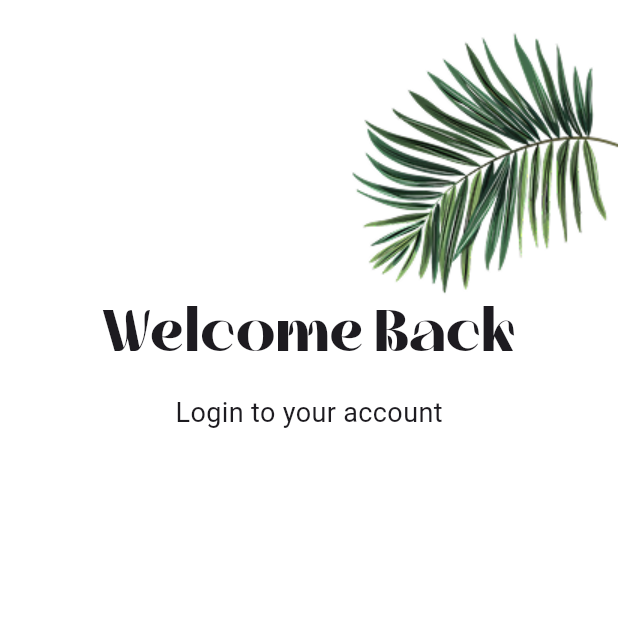
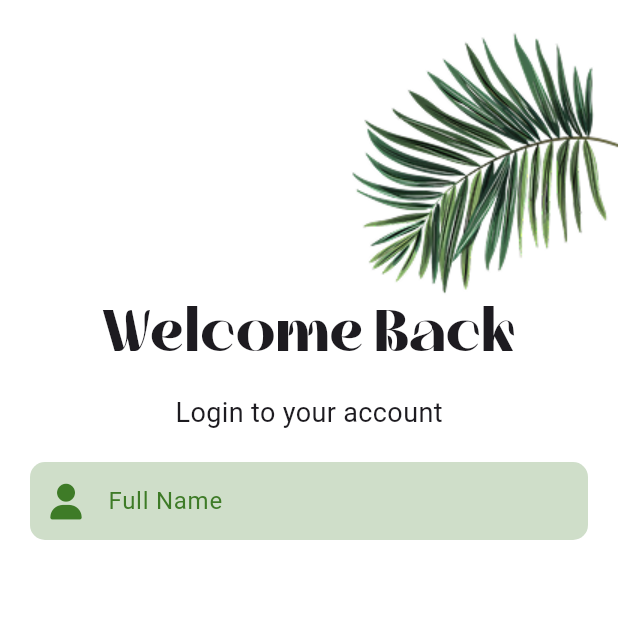
Before and after one commit to EsAm1973/Mazraaty, a Flutter app: the screen it shows after launch, on a phone screen of 412 x 824 dp, the top half of it. Run offline on Flutter 3.47's test engine with Material 3 defaults, Android fonts, the light colour scheme and no system bars; our stand-ins replace font_awesome_flutter, go_router, google_fonts, image_picker; Roboto replaces fonts that are missing (Inder).

Commit message:
create name textfeild in login

```diff
--- /dev/null
+++ b/lib/Core/widgets/custom_textfeild.dart
@@ -0,0 +1,63 @@
+import 'package:flutter/material.dart';
+import 'package:mazraaty/Core/utils/styles.dart';
+import 'package:mazraaty/constants.dart';
+
+class CustomTextField extends StatelessWidget {
+  final TextEditingController? controller;
+  final String? hintText;
+  final bool obscureText;
+  final TextInputType? keyboardType;
+  final Function(String)? onChanged;
+  final String? Function(String?)? validator;
+  final Widget? suffixIcon;
+  final Widget? preffixIcon;
+
+  const CustomTextField({
+    super.key,
+    this.controller,
+    this.hintText,
+    this.obscureText = false,
+    this.keyboardType,
+    this.onChanged,
+    this.validator,
+    this.suffixIcon,
+    this.preffixIcon,
+  });
+
+  @override
+  Widget build(BuildContext context) {
+    return TextFormField(
+      controller: controller,
+      obscureText: obscureText,
+      keyboardType: keyboardType,
+      onChanged: onChanged,
+      validator: validator,
+      decoration: InputDecoration(
+        filled: true,
+        fillColor: kMainColor.withOpacity(0.25),
+        hintText: hintText,
+        hintStyle: Styles.textStyle16.copyWith(color: kMainColor),
+        border: OutlineInputBorder(
+          borderRadius: BorderRadius.circular(10),
+          borderSide: BorderSide.none,
+        ),
+        enabledBorder: OutlineInputBorder(
+          borderRadius: BorderRadius.circular(10),
+          borderSide: BorderSide.none,
+        ),
+        focusedBorder: OutlineInputBorder(
+          borderRadius: BorderRadius.circular(10),
+          borderSide: BorderSide.none,
+        ),
+        contentPadding: const EdgeInsets.symmetric(
+          horizontal: 16,
+          vertical: 14,
+        ),
+        suffixIcon: suffixIcon,
+        prefixIcon: preffixIcon,
+      ),
+      style:
+          const TextStyle(color: Colors.black), // Change text color if needed
+    );
+  }
+}
--- /dev/null
+++ b/lib/Features/authentication/presentation/views/widgets/login_name_textfeild.dart
@@ -0,0 +1,22 @@
+import 'package:flutter/material.dart';
+import 'package:font_awesome_flutter/font_awesome_flutter.dart';
+import 'package:mazraaty/Core/widgets/custom_textfeild.dart';
+import 'package:mazraaty/constants.dart';
+
+class LoginFullNameTextFeild extends StatelessWidget {
+  const LoginFullNameTextFeild({super.key});
+
+  @override
+  Widget build(BuildContext context) {
+    return const CustomTextField(
+      hintText: 'Full Name',
+      preffixIcon: Icon(
+        FontAwesomeIcons.solidUser,
+        color: kMainColor,
+        size: 24,
+      ),
+      onChanged: null,
+      validator: null,
+    );
+  }
+}
--- a/lib/Features/authentication/presentation/views/widgets/login_view_body.dart
+++ b/lib/Features/authentication/presentation/views/widgets/login_view_body.dart
@@ -1,4 +1,5 @@
 import 'package:flutter/material.dart';
+import 'package:mazraaty/Features/authentication/presentation/views/widgets/login_name_textfeild.dart';
 import 'package:mazraaty/Features/authentication/presentation/views/widgets/login_top_image.dart';
 import 'package:mazraaty/Features/authentication/presentation/views/widgets/login_welcome_message.dart';
 
@@ -15,6 +16,8 @@ class LoginViewBody extends StatelessWidget {
           child: Column(
             children: [
               LoginWelcomeMessage(),
+              SizedBox(height: 20),
+              LoginFullNameTextFeild(),
             ],
           ),
         ),
--- a/pubspec.yaml
+++ b/pubspec.yaml
@@ -40,6 +40,7 @@ dependencies:
   http_parser: ^4.0.2
   google_fonts: ^6.2.1
   go_router: ^14.8.0
+  font_awesome_flutter: ^10.8.0
 
 dev_dependencies:
   flutter_test:
```
Also changed, not shown: pubspec.lock.
